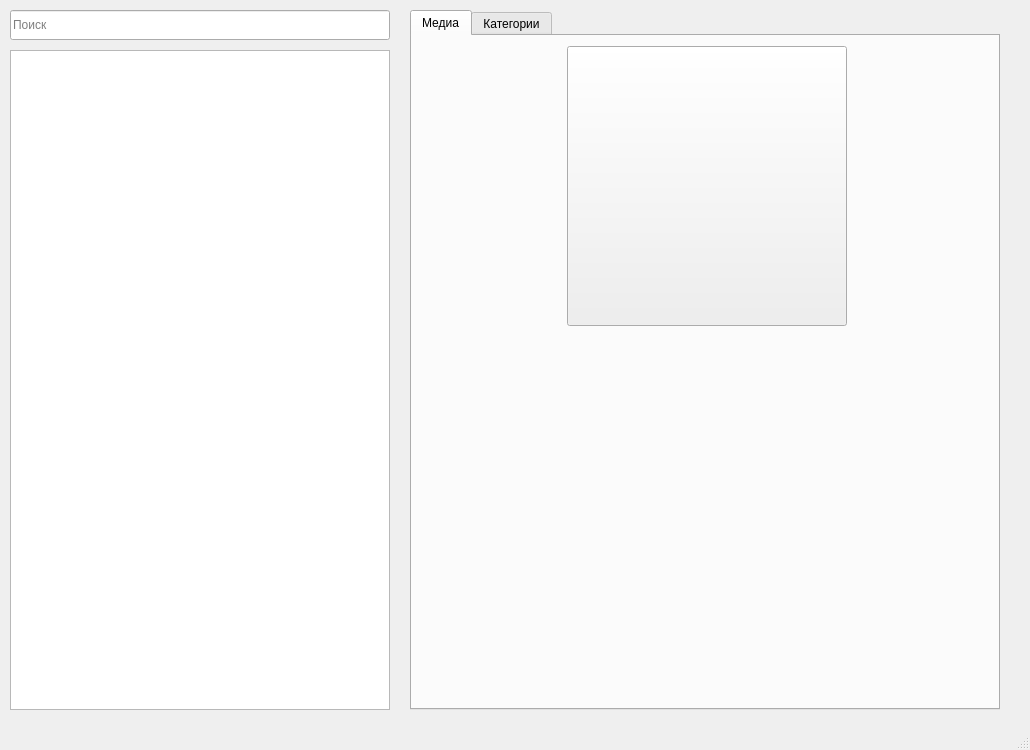
This is win/ManageFilesWin.ui in AndreiDuvakin/DanSaver_2.0 as Qt 5 draws it before an edit. The edited form follows.
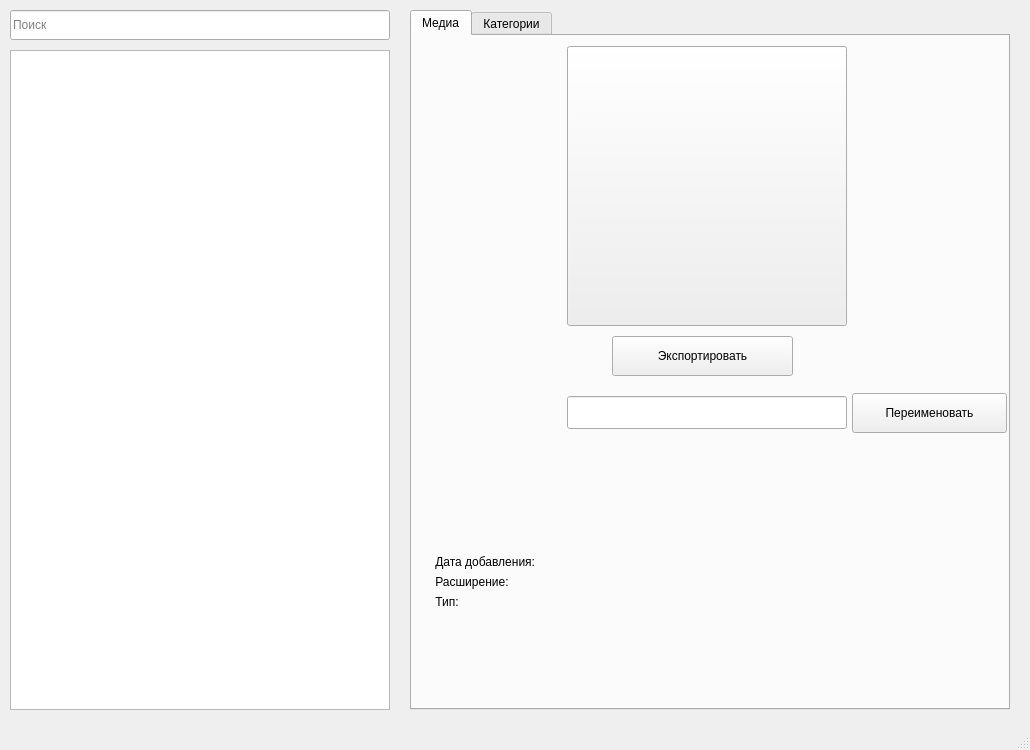
This is the edited form. Icons and pictures are not drawn.

The edit to the form file:
```diff
--- a/win/ManageFilesWin.ui
+++ b/win/ManageFilesWin.ui
@@ -120,10 +120,15 @@
      <rect>
       <x>410</x>
       <y>10</y>
-      <width>590</width>
+      <width>600</width>
       <height>700</height>
      </rect>
     </property>
+    <property name="styleSheet">
+     <string notr="true">QLabel {
+	font: 16pt &quot;Arial&quot;;
+}</string>
+    </property>
     <property name="currentIndex">
      <number>0</number>
     </property>
@@ -166,6 +171,99 @@
        <set>Qt::AlignCenter</set>
       </property>
      </widget>
+     <widget class="QPushButton" name="pushButton_2">
+      <property name="geometry">
+       <rect>
+        <x>200</x>
+        <y>300</y>
+        <width>181</width>
+        <height>40</height>
+       </rect>
+      </property>
+      <property name="text">
+       <string>Экспортировать</string>
+      </property>
+     </widget>
+     <widget class="QLineEdit" name="lineEdit_2">
+      <property name="geometry">
+       <rect>
+        <x>155</x>
+        <y>360</y>
+        <width>280</width>
+        <height>33</height>
+       </rect>
+      </property>
+     </widget>
+     <widget class="QPushButton" name="pushButton_3">
+      <property name="geometry">
+       <rect>
+        <x>440</x>
+        <y>357</y>
+        <width>155</width>
+        <height>40</height>
+       </rect>
+      </property>
+      <property name="text">
+       <string>Переименовать</string>
+      </property>
+     </widget>
+     <widget class="QWidget" name="formLayoutWidget">
+      <property name="geometry">
+       <rect>
+        <x>10</x>
+        <y>430</y>
+        <width>581</width>
+        <height>231</height>
+       </rect>
+      </property>
+      <layout class="QFormLayout" name="formLayout">
+       <property name="formAlignment">
+        <set>Qt::AlignCenter</set>
+       </property>
+       <item row="0" column="0">
+        <widget class="QLabel" name="label_3">
+         <property name="text">
+          <string>    Дата добавления:                 </string>
+         </property>
+        </widget>
+       </item>
+       <item row="0" column="1">
+        <widget class="QLabel" name="label_4">
+         <property name="text">
+          <string/>
+         </property>
+        </widget>
+       </item>
+       <item row="1" column="0">
+        <widget class="QLabel" name="label_8">
+         <property name="text">
+          <string>    Расширение:</string>
+         </property>
+        </widget>
+       </item>
+       <item row="1" column="1">
+        <widget class="QLabel" name="label_7">
+         <property name="text">
+          <string/>
+         </property>
+        </widget>
+       </item>
+       <item row="2" column="0">
+        <widget class="QLabel" name="label_5">
+         <property name="text">
+          <string>    Тип:</string>
+         </property>
+        </widget>
+       </item>
+       <item row="2" column="1">
+        <widget class="QLabel" name="label_6">
+         <property name="text">
+          <string/>
+         </property>
+        </widget>
+       </item>
+      </layout>
+     </widget>
     </widget>
     <widget class="QWidget" name="tab_2">
      <attribute name="title">
```
Left out of the diff: 11 changed lines with no effect on the pictures.
